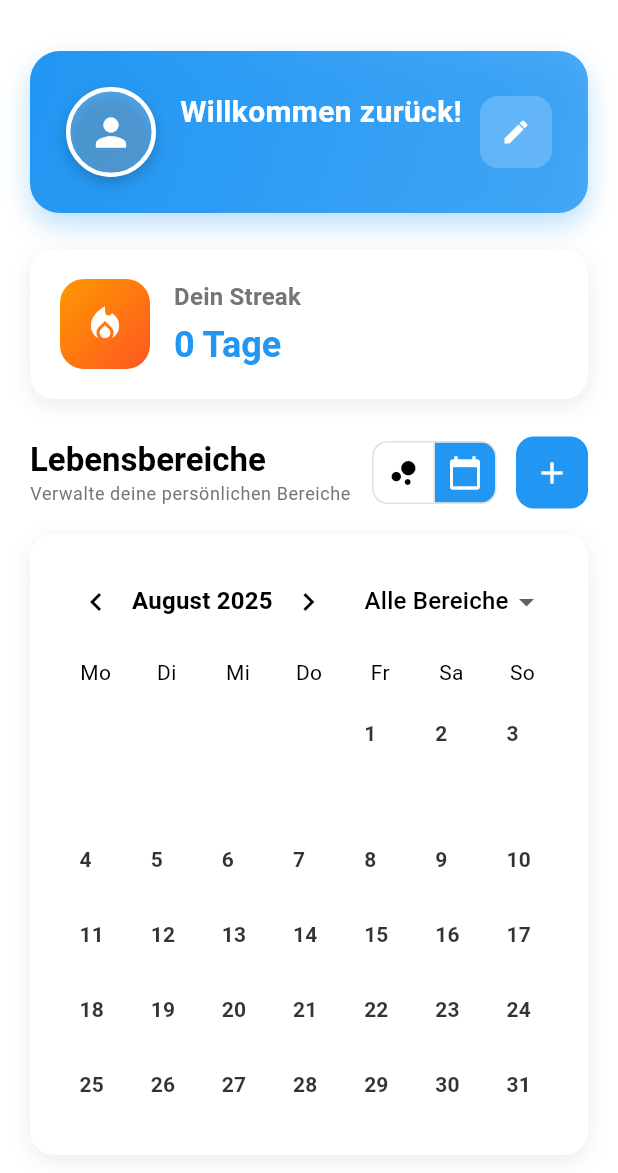
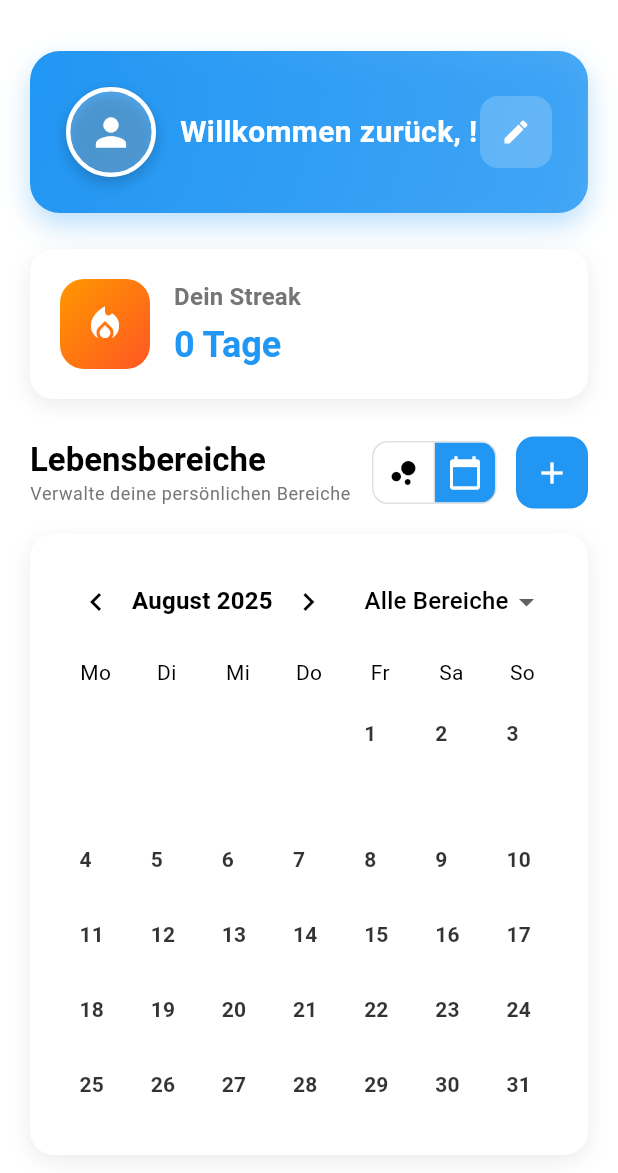
Before and after one commit to LucaMucre/progresso, a Flutter app: the screen it shows once a user with an empty profile is signed in, after a tap on the "calendar today" icon, on a phone screen of 412 x 824 dp, the part 63-1236 px from its top. Run offline on Flutter 3.47's test engine with Material 3 defaults, Android fonts, the phone set to English and light mode, and no system bars; our stand-ins replace flutter_dotenv, flutter_riverpod, image_picker, riverpod_annotation, shared_preferences, supabase_flutter; missing offline and left inert: dart:html, flutter_quill; accounts and stored records are empty; generated files the repository leaves out were written again; network calls fail; statements that could not run were skipped.

Commit message:
ProfileHeader: Inline welcome with username (e.g., 'Willkommen zurück, Luca!'); remove bio to reduce card height.

```diff
--- a/lib/widgets/profile_header_widget.dart
+++ b/lib/widgets/profile_header_widget.dart
@@ -139,8 +139,6 @@ class _ProfileHeaderWidgetState extends State<ProfileHeaderWidget> {
     final double padding = widget.compact ? 16 : 24;
     final double avatarSize = widget.compact ? 48 : 60;
     final double titleFontSize = widget.compact ? 18 : 20;
-    final double nameFontSize = widget.compact ? 14 : 16;
-    final double bioFontSize = widget.compact ? 11 : 12;
 
     return Container(
       padding: EdgeInsets.all(padding),
@@ -236,34 +234,13 @@ class _ProfileHeaderWidgetState extends State<ProfileHeaderWidget> {
               crossAxisAlignment: CrossAxisAlignment.start,
               children: [
                 Text(
-                  'Willkommen zurück!',
+                  'Willkommen zurück, ${_userName ?? 'User'}!',
                   style: TextStyle(
                     color: Colors.white,
                     fontSize: titleFontSize,
                     fontWeight: FontWeight.bold,
                   ),
                 ),
-                const SizedBox(height: 4),
-                Text(
-                  _userName ?? 'User',
-                  style: TextStyle(
-                    color: Colors.white.withOpacity(0.9),
-                    fontSize: nameFontSize,
-                    fontWeight: FontWeight.w600,
-                  ),
-                ),
-                if (_userBio != null && _userBio!.isNotEmpty) ...[
-                  const SizedBox(height: 4),
-                  Text(
-                    _userBio!,
-                    style: TextStyle(
-                      color: Colors.white.withOpacity(0.8),
-                      fontSize: bioFontSize,
-                    ),
-                    maxLines: 2,
-                    overflow: TextOverflow.ellipsis,
-                  ),
-                ],
               ],
             ),
           ),
```
